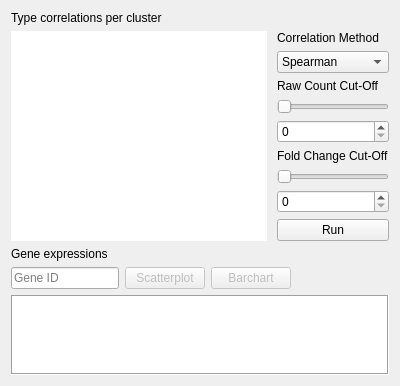
Above: TabWidget.ui from KaikiasVind/CellBadger before the change. Below: the same form after it.
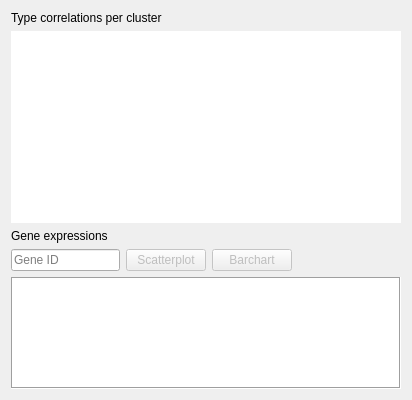
That is the form after the change.

Commit message:
Correlation now works separate from parsing.
The button "run" does now start the correlation and the result is sent back to the GUI when finished and is displayed correctly.

Diff of the .ui file:
```diff
--- a/TabWidget.ui
+++ b/TabWidget.ui
@@ -6,8 +6,8 @@
    <rect>
     <x>0</x>
     <y>0</y>
-    <width>400</width>
-    <height>386</height>
+    <width>412</width>
+    <height>400</height>
    </rect>
   </property>
   <property name="windowTitle">
@@ -90,85 +90,6 @@
        </attribute>
       </widget>
      </item>
-     <item>
-      <spacer name="horizontalSpacer">
-       <property name="orientation">
-        <enum>Qt::Horizontal</enum>
-       </property>
-       <property name="sizeHint" stdset="0">
-        <size>
-         <width>40</width>
-         <height>20</height>
-        </size>
-       </property>
-      </spacer>
-     </item>
-     <item>
-      <layout class="QGridLayout" name="gridLayout">
-       <item row="0" column="0">
-        <widget class="QLabel" name="labelCorrelationOptionsMethod">
-         <property name="text">
-          <string>Correlation Method</string>
-         </property>
-        </widget>
-       </item>
-       <item row="8" column="0">
-        <widget class="QPushButton" name="pushButtonCorrelationOptionsRun">
-         <property name="text">
-          <string>Run</string>
-         </property>
-        </widget>
-       </item>
-       <item row="4" column="0">
-        <widget class="QSpinBox" name="spinBoxCorrelationOptionsRawCountCutOff"/>
-       </item>
-       <item row="5" column="0">
-        <widget class="QLabel" name="labelCorrelationOptionsFoldChangeCutOff">
-         <property name="text">
-          <string>Fold Change Cut-Off</string>
-         </property>
-        </widget>
-       </item>
-       <item row="1" column="0">
-        <widget class="QComboBox" name="comboBoxCorrelationOptionsMethod">
-         <item>
-          <property name="text">
-           <string>Spearman</string>
-          </property>
-         </item>
-         <item>
-          <property name="text">
-           <string>Pearson</string>
-          </property>
-         </item>
-        </widget>
-       </item>
-       <item row="2" column="0">
-        <widget class="QLabel" name="labelCorrelationOptionsRawCountCutOff">
-         <property name="text">
-          <string>Raw Count Cut-Off</string>
-         </property>
-        </widget>
-       </item>
-       <item row="7" column="0">
-        <widget class="QSpinBox" name="spinBoxCorrelationOptionsFoldChangeCutOff"/>
-       </item>
-       <item row="6" column="0">
-        <widget class="QSlider" name="horizontalSlider">
-         <property name="orientation">
-          <enum>Qt::Horizontal</enum>
-         </property>
-        </widget>
-       </item>
-       <item row="3" column="0">
-        <widget class="QSlider" name="horizontalSlider_2">
-         <property name="orientation">
-          <enum>Qt::Horizontal</enum>
-         </property>
-        </widget>
-       </item>
-      </layout>
-     </item>
     </layout>
    </item>
    <item>
```
Left out of the diff: 3 changed lines with no effect on the pictures. The commit also changes 8 other files.
